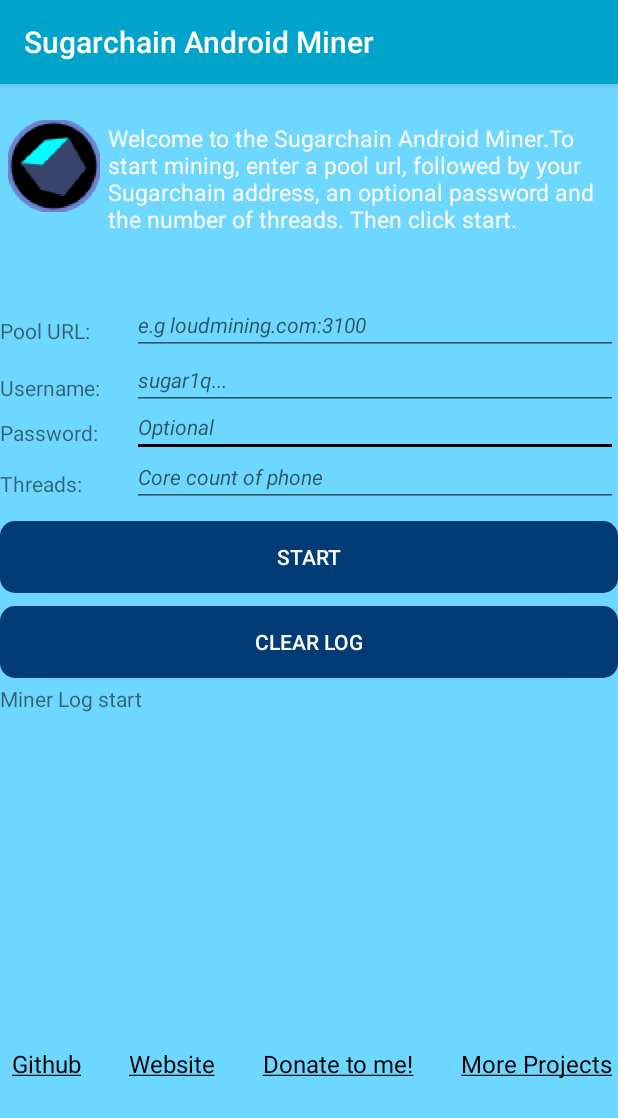
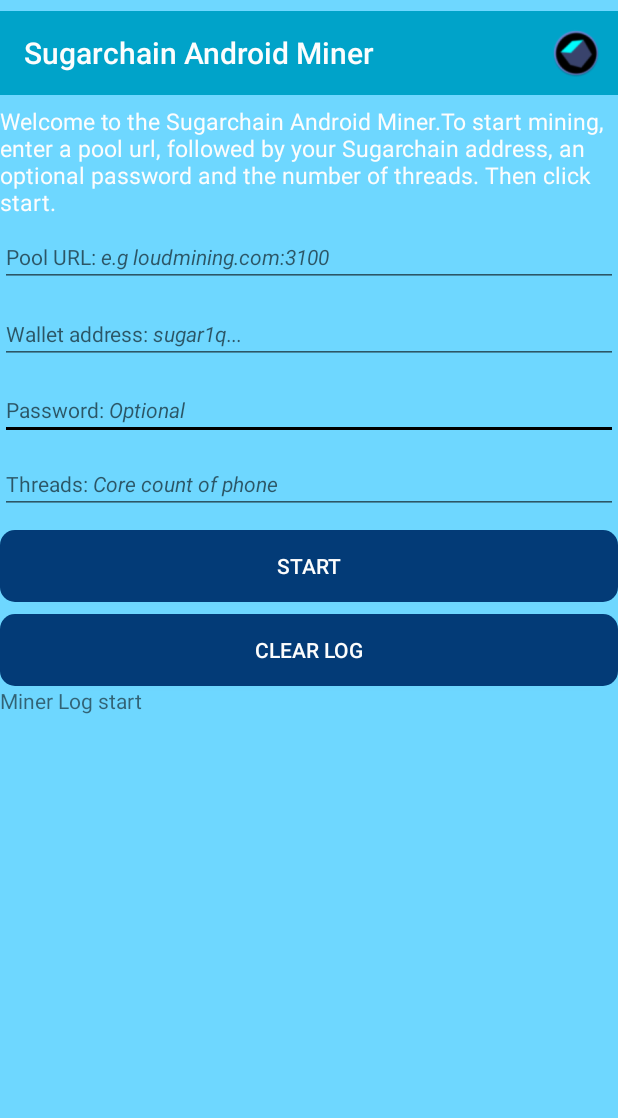
Before and after one commit to Nugetzrul3/Sugarchain-Android-Miner, an Android app: the screen it shows after launch (MainActivity), on a phone screen of 412 x 824 dp. Shown: the top 1118 px of the screen. Run offline under Robolectric (Android 15) with nearby library versions, the light colour scheme and no system bars.

Commit message:
Total Redesign of App:
- Removed ImageView from main body, instead put in navigation bar.
- Made everything wrap content and match parent
- Added options menu, with links to github, website etc.

Signed-off-by: Nugetzrul3 <popingcorn12@gmail.com>

```diff
--- a/app/src/main/java/com/example/myapplication/MainActivity.kt
+++ b/app/src/main/java/com/example/myapplication/MainActivity.kt
@@ -1,13 +1,21 @@
 package com.example.myapplication
 
+import android.content.Intent
+import android.net.Uri
 import androidx.appcompat.app.AppCompatActivity
 import android.os.Bundle
 import android.os.Handler
+import android.provider.Browser
 import android.text.method.LinkMovementMethod
+import android.view.Menu
+import android.view.MenuInflater
+import android.view.MenuItem
 import android.widget.*
-import androidx.appcompat.app.ActionBar
+import androidx.appcompat.widget.Toolbar
 import org.json.JSONObject
 import java.io.*
+import java.net.URI
+import java.util.zip.Inflater
 
 class MainActivity : AppCompatActivity() {
 
@@ -16,9 +24,8 @@ class MainActivity : AppCompatActivity() {
         super.onCreate(savedInstanceState)
         setContentView(R.layout.activity_main)
 
-        val mainline: TextView = findViewById(R.id.textView7)
-
-        mainline.setMovementMethod(LinkMovementMethod.getInstance())
+        val sugartoolbar: Toolbar = findViewById(R.id.toolbar)
+        setSupportActionBar(sugartoolbar)
 
         changeButtonText()
         setText()
@@ -30,6 +37,40 @@ class MainActivity : AppCompatActivity() {
 
 
     }
+
+    override fun onCreateOptionsMenu(menu: Menu): Boolean {
+        val inflater: MenuInflater = menuInflater
+        inflater.inflate(R.menu.menu, menu)
+        return true
+    }
+
+    override fun onOptionsItemSelected(item: MenuItem): Boolean {
+        when(item.getItemId()) {
+            R.id.mygithub -> {
+                var parse1 = Uri.parse("https://github.com/Nugetzrul3")
+                startActivity(Intent(Intent.ACTION_VIEW, parse1))
+                return true
+                }
+            R.id.website -> {
+                var parse2 = Uri.parse("https://sugarchain.org")
+                startActivity(Intent(Intent.ACTION_VIEW, parse2))
+                return true
+            }
+            R.id.Sugargithub -> {
+                var parse3 = Uri.parse("https://github.com/sugarchain-project")
+                startActivity(Intent(Intent.ACTION_VIEW, parse3))
+                return true
+            }
+            R.id.Donate -> {
+                var parse4 = Uri.parse("https://sugarchain-blockbook.ilmango.work/address/sugar1qtl7u435t4jly2hdaa7hrcv5qkpvwa0spd9zzc7")
+                startActivity(Intent(Intent.ACTION_VIEW, parse4))
+            }
+            }
+
+
+        return false
+    }
+
     private var doublebackpressedonce = false
 
     override fun onBackPressed() {
--- a/app/src/main/res/layout/activity_main.xml
+++ b/app/src/main/res/layout/activity_main.xml
@@ -11,6 +11,7 @@
         android:id="@+id/button"
         android:layout_width="match_parent"
         android:layout_height="48dp"
+        android:layout_marginBottom="316dp"
         android:background="@drawable/roundshapebutton"
         android:fadingEdge="horizontal"
         android:text="Start"
@@ -19,54 +20,23 @@
         app:layout_constraintHorizontal_bias="0.0"
         app:layout_constraintLeft_toLeftOf="parent"
         app:layout_constraintRight_toRightOf="parent"
-        app:layout_constraintTop_toBottomOf="@+id/textView5"
-        app:layout_constraintVertical_bias="0.028" />
-
-    <TextView
-        android:id="@+id/textView5"
-        android:layout_width="match_parent"
-        android:layout_height="22dp"
-        android:text="@string/textView5"
-        android:textSize="14sp"
-        android:layout_marginBottom="400dp"
-        android:layout_marginTop="210dp"
-        app:layout_constraintBottom_toBottomOf="parent"
-        app:layout_constraintEnd_toEndOf="parent"
-        app:layout_constraintHorizontal_bias="0.048"
-        app:layout_constraintStart_toStartOf="parent"
-        app:layout_constraintTop_toTopOf="parent"
-        app:layout_constraintVertical_bias="0.344" />
+        app:layout_constraintTop_toBottomOf="@+id/editText5"
+        app:layout_constraintVertical_bias="0.092" />
 
     <EditText
         android:id="@+id/editText3"
         android:layout_width="match_parent"
         android:layout_height="wrap_content"
-        android:layout_marginStart="88dp"
-        android:layout_marginLeft="88dp"
         android:ems="10"
         android:hint="@string/hint3"
         android:inputType="textPersonName"
         android:textSize="14sp"
         app:layout_constraintBottom_toBottomOf="parent"
         app:layout_constraintEnd_toEndOf="parent"
+        app:layout_constraintHorizontal_bias="0.0"
         app:layout_constraintStart_toStartOf="parent"
-        app:layout_constraintTop_toTopOf="parent"
-        app:layout_constraintVertical_bias="0.287" />
-
-    <TextView
-        android:id="@+id/textView4"
-        android:layout_width="match_parent"
-        android:layout_height="22dp"
-        android:layout_marginBottom="400dp"
-        android:layout_marginTop="170dp"
-        android:text="@string/textView4"
-        android:textSize="14sp"
-        app:layout_constraintBottom_toBottomOf="parent"
-        app:layout_constraintEnd_toEndOf="parent"
-        app:layout_constraintHorizontal_bias="0.051"
-        app:layout_constraintStart_toStartOf="parent"
-        app:layout_constraintTop_toTopOf="parent"
-        app:layout_constraintVertical_bias="0.301" />
+        app:layout_constraintTop_toBottomOf="@+id/editText2"
+        app:layout_constraintVertical_bias="0.02" />
 
     <Button
         android:id="@+id/button3"
@@ -87,8 +57,6 @@
         android:id="@+id/editText2"
         android:layout_width="match_parent"
         android:layout_height="wrap_content"
-        android:layout_marginStart="88dp"
-        android:layout_marginLeft="88dp"
         android:ems="10"
         android:hint="@string/hint2"
         android:inputType="textPersonName"
@@ -96,123 +64,72 @@
         android:textSize="14sp"
         app:layout_constraintBottom_toBottomOf="parent"
         app:layout_constraintEnd_toEndOf="parent"
-        app:layout_constraintHorizontal_bias="0.0"
-        app:layout_constraintStart_toStartOf="@+id/textView3"
-        app:layout_constraintTop_toTopOf="parent"
-        app:layout_constraintVertical_bias="0.244" />
-
-    <ImageView
-        android:id="@+id/imageView5"
-        android:layout_width="wrap_content"
-        android:layout_height="61dp"
-        android:layout_marginTop="20dp"
-        android:layout_marginBottom="85dp"
-        app:layout_constraintBottom_toBottomOf="@+id/textView2"
-        app:layout_constraintStart_toStartOf="parent"
-        app:layout_constraintTop_toTopOf="parent"
-        app:srcCompat="@mipmap/ic_launcher" />
+        app:layout_constraintTop_toBottomOf="@+id/editText"
+        app:layout_constraintVertical_bias="0.019" />
 
     <TextView
         android:id="@+id/textView1"
         android:layout_width="match_parent"
         android:layout_height="wrap_content"
-        android:layout_marginStart="72dp"
-        android:layout_marginLeft="72dp"
         android:layout_marginBottom="6dp"
         android:text="@string/textView1"
         android:textColor="@color/colorText"
         android:textSize="15sp"
         app:layout_constraintBottom_toTopOf="@+id/editText"
-        app:layout_constraintStart_toStartOf="@+id/imageView5"
+        app:layout_constraintEnd_toEndOf="parent"
+        app:layout_constraintHorizontal_bias="0.0"
+        app:layout_constraintStart_toStartOf="parent"
         app:layout_constraintTop_toTopOf="parent"
-        app:layout_constraintVertical_bias="0.428" />
+        app:layout_constraintVertical_bias="1.0" />
 
     <EditText
         android:id="@+id/editText"
         android:layout_width="match_parent"
         android:layout_height="wrap_content"
-        android:layout_marginStart="88dp"
-        android:layout_marginLeft="88dp"
         android:ems="10"
         android:hint="@string/hint1"
         android:inputType="textPersonName"
         android:textSize="14sp"
         app:layout_constraintBottom_toBottomOf="parent"
         app:layout_constraintEnd_toEndOf="parent"
-        app:layout_constraintHorizontal_bias="0.962"
-        app:layout_constraintStart_toStartOf="@+id/textView2"
         app:layout_constraintTop_toTopOf="parent"
         app:layout_constraintVertical_bias="0.193" />
-
-    <TextView
-        android:id="@+id/textView2"
-        android:layout_width="match_parent"
-        android:layout_height="wrap_content"
-        android:layout_marginTop="100dp"
-        android:layout_marginBottom="400dp"
-        android:text="@string/textView2"
-        android:textSize="14sp"
-        app:layout_constraintBottom_toBottomOf="parent"
-        app:layout_constraintEnd_toEndOf="parent"
-        app:layout_constraintHorizontal_bias="0.048"
-        app:layout_constraintStart_toStartOf="parent"
-        app:layout_constraintTop_toTopOf="parent"
-        app:layout_constraintVertical_bias="0.221" />
-
-    <TextView
-        android:id="@+id/textView3"
-        android:layout_width="match_parent"
-        android:layout_height="22dp"
-        android:layout_marginBottom="400dp"
-        android:layout_marginTop="133dp"
-        android:text="@string/textView3"
-        android:textSize="14sp"
-        app:layout_constraintBottom_toBottomOf="parent"
-        app:layout_constraintEnd_toEndOf="parent"
-        app:layout_constraintHorizontal_bias="0.048"
-        app:layout_constraintStart_toStartOf="parent"
-        app:layout_constraintTop_toTopOf="parent"
-        app:layout_constraintVertical_bias="0.279" />
 
     <EditText
         android:id="@+id/editText5"
         android:layout_width="match_parent"
         android:layout_height="wrap_content"
-        android:layout_marginStart="88dp"
-        android:layout_marginLeft="88dp"
         android:ems="10"
+        android:hint="@string/hint4"
         android:inputType="number"
         android:textSize="14sp"
-        android:hint="@string/hint4"
         app:layout_constraintBottom_toBottomOf="parent"
         app:layout_constraintEnd_toEndOf="parent"
-        app:layout_constraintHorizontal_bias="0.245"
-        app:layout_constraintStart_toStartOf="@+id/textView5"
-        app:layout_constraintTop_toTopOf="parent"
-        app:layout_constraintVertical_bias="0.332" />
+        app:layout_constraintTop_toBottomOf="@+id/editText3"
+        app:layout_constraintVertical_bias="0.019" />
 
     <TextView
         android:id="@+id/textView6"
         android:layout_width="match_parent"
-        android:layout_height="match_parent"
-        android:layout_marginTop="400dp"
-        android:layout_marginBottom="68dp"
+        android:layout_height="295dp"
         android:text="Miner Log start"
         app:layout_constraintBottom_toBottomOf="parent"
         app:layout_constraintEnd_toEndOf="parent"
-        app:layout_constraintHorizontal_bias="0.498"
+        app:layout_constraintHorizontal_bias="0.0"
         app:layout_constraintStart_toStartOf="parent"
         app:layout_constraintTop_toBottomOf="@+id/button3"
-        app:layout_constraintVertical_bias="0.207" />
+        app:layout_constraintVertical_bias="0.0" />
 
-    <TextView
-        android:id="@+id/textView7"
+    <androidx.appcompat.widget.Toolbar
+        android:id="@+id/toolbar"
         android:layout_width="match_parent"
         android:layout_height="wrap_content"
-        android:text="@string/sugarGithub"
-        android:textSize="16sp"
-        app:layout_constraintBottom_toBottomOf="parent"
+        app:layout_constraintBottom_toTopOf="@+id/textView1"
+        app:layout_constraintEnd_toEndOf="parent"
         app:layout_constraintStart_toStartOf="parent"
-        app:layout_constraintTop_toBottomOf="@+id/textView6" />
+        app:layout_constraintTop_toTopOf="parent"
+        app:title="Sugarchain Android Miner"
+        app:titleTextColor="@color/colorText"
+        android:background="@color/colorPrimary" />
 
 </androidx.constraintlayout.widget.ConstraintLayout>
--- /dev/null
+++ b/app/src/main/res/menu/menu.xml
@@ -0,0 +1,22 @@
+<?xml version="1.0" encoding="utf-8"?>
+<menu xmlns:android="http://schemas.android.com/apk/res/android"
+    xmlns:app="http://schemas.android.com/apk/res-auto">
+
+    <item android:id="@+id/menu"
+        android:icon="@drawable/ic_launcher"
+        app:showAsAction="always"
+        android:title="">
+        <menu>
+
+            <item android:id="@+id/website"
+                android:title="Website"/>
+            <item android:id="@+id/Sugargithub"
+                android:title="Github"/>
+            <item android:id="@+id/Donate"
+                android:title="Donate to me"/>
+            <item android:id="@+id/mygithub"
+                android:title="More projects" />
+        </menu>
+    </item>
+
+</menu>
--- a/app/src/main/res/values/strings.xml
+++ b/app/src/main/res/values/strings.xml
@@ -1,14 +1,10 @@
 <resources>
     <string name="app_name">Sugarchain Android Miner</string>
     <string name="textView1">Welcome to the Sugarchain Android Miner.To start mining, enter a pool url, followed by your Sugarchain address, an optional password and the number of threads. Then click start.</string>
-    <string name="textView2">Pool URL:</string>
-    <string name="textView3">Username:</string>
-    <string name="hint1"><i>e.g loudmining.com:3100</i></string>
-    <string name="hint2"><i>sugar1q...</i></string>
-    <string name="textView4">Password:</string>
-    <string name="hint3"><i>Optional</i></string>
-    <string name="textView5">Threads:</string>
-    <string name="hint4"><i>Core count of phone</i></string>
+    <string name="hint1">Pool URL: <i>e.g loudmining.com:3100</i></string>
+    <string name="hint2">Wallet address: <i>sugar1q...</i></string>
+    <string name="hint3">Password: <i>Optional</i></string>
+    <string name="hint4">Threads: <i>Core count of phone</i></string>
     <string name="sugarGithub">\u00A0\u00A0<a href="https://github.com/sugarchain-project">Github</a>\u00A0\u00A0\u00A0\u00A0\u00A0\u00A0\u00A0\u00A0<a href="https://sugarchain.org">Website</a>\u00A0\u00A0\u00A0\u00A0\u00A0\u00A0\u00A0\u00A0<a href="https://1explorer.sugarchain.org/address/sugar1qtl7u435t4jly2hdaa7hrcv5qkpvwa0spd9zzc7">Donate to me!</a>\u00A0\u00A0\u00A0\u00A0\u00A0\u00A0\u00A0\u00A0<a href="https://github.com/Nugetzrul3">More Projects</a></string>
     <string name="website"><a href="https://sugarchain.org">Website</a></string>
     <string name="devdonate"><a href="https://1explorer.sugarchain.org/address/sugar1qtl7u435t4jly2hdaa7hrcv5qkpvwa0spd9zzc7">Donate to me!</a></string>
--- a/app/src/main/res/values/styles.xml
+++ b/app/src/main/res/values/styles.xml
@@ -1,7 +1,7 @@
 <resources>
 
     <!-- Base application theme. -->
-    <style name="AppTheme" parent="Theme.AppCompat.Light.DarkActionBar">
+    <style name="AppTheme" parent="Theme.AppCompat.Light.NoActionBar">
         <!-- Customize your theme here. -->
         <item name="colorPrimary">@color/colorPrimary</item>
         <item name="colorPrimaryDark">@color/colorPrimaryDark</item>
```
Also changed, not shown: app/src/main/res/drawable/ic_launcher.png (added).
